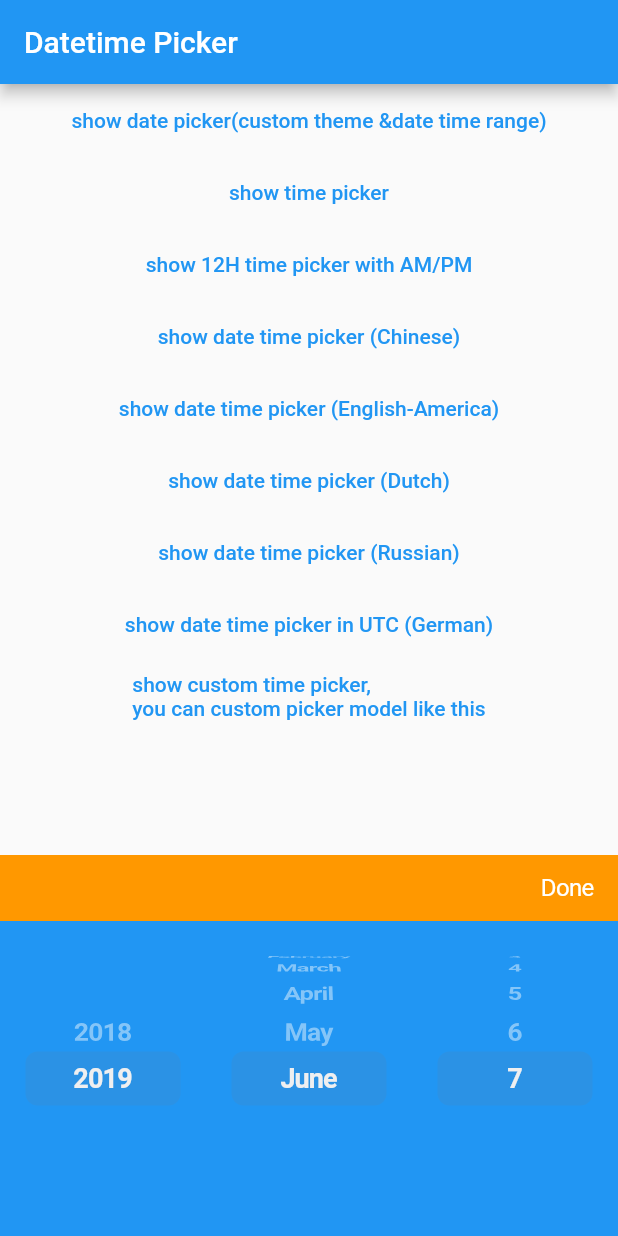
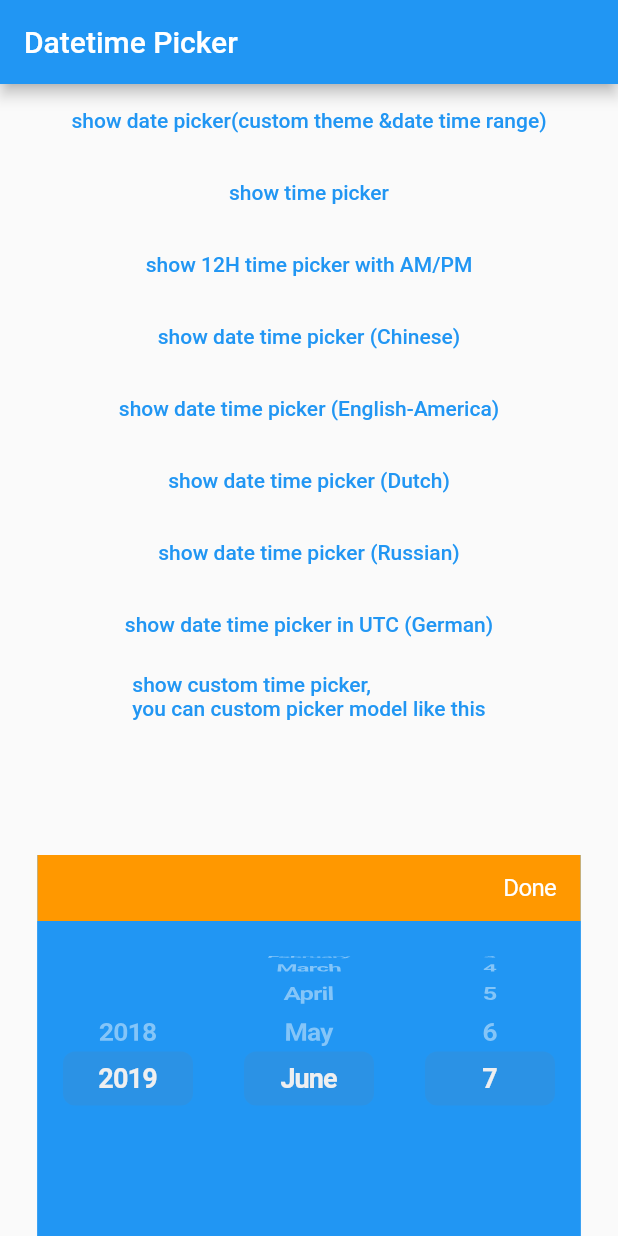
Before and after one commit to BaherAlsaqa/datetime_picker_clone, a Flutter app: the screen it shows after launch, after a tap on "show date picker(custom theme &date time", on a phone screen of 412 x 824 dp. Run offline on Flutter 3.47's test engine with Material 2 defaults, Android fonts, the phone set to English and light mode, and no system bars.

Commit message:
Commit#1
add padding 25 left and right to time bottom sheet

```diff
--- a/lib/flutter_datetime_picker.dart
+++ b/lib/flutter_datetime_picker.dart
@@ -299,6 +299,8 @@ class _DatePickerState extends State<_DatePickerComponent> {
         builder: (BuildContext context, Widget? child) {
           final double bottomPadding = MediaQuery.of(context).padding.bottom;
           return ClipRect(
+            child: Padding(
+              padding: const EdgeInsets.only(left: 25, right: 25),
               child: CustomSingleChildLayout(
                 delegate: _BottomPickerLayout(
                   widget.route.animation!.value,
@@ -310,6 +312,7 @@ class _DatePickerState extends State<_DatePickerComponent> {
                   child: Material(
                     color: theme.backgroundColor,
                     child: _renderPickerView(theme),
+                  ),
                 ),
               ),
             ),
```
Lines whose indentation alone changed are shown as unchanged.
